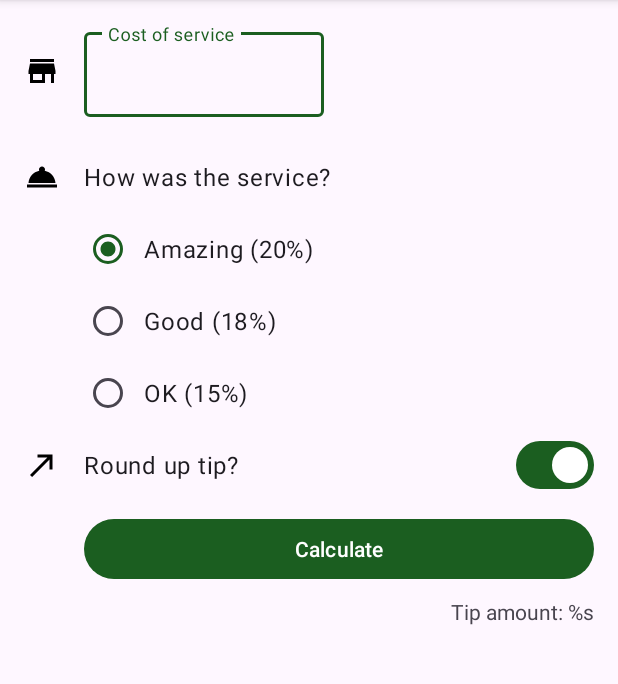
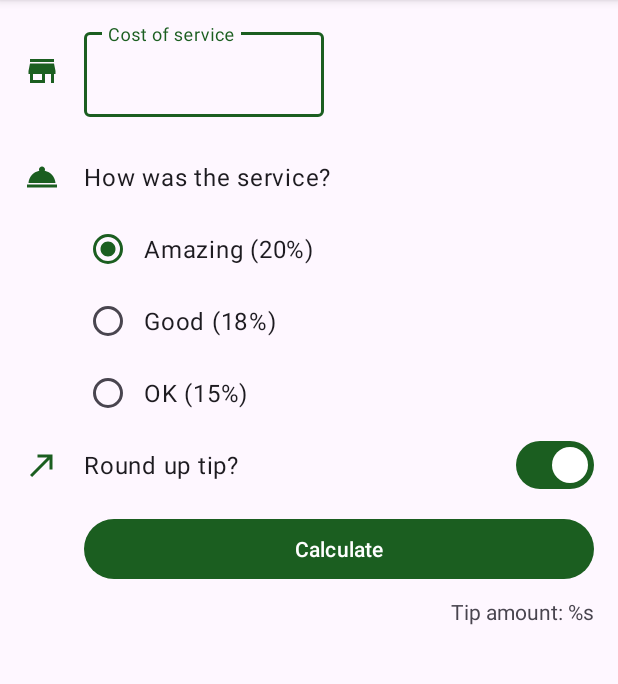
Before and after one commit to Daud94/Tip-Calculator, an Android app: the screen it shows after launch (MainActivity), on a phone screen of 412 x 824 dp, the part 96-780 px from its top. Run offline under Robolectric (Android 15) with nearby library versions, the phone set to English and light mode, and no system bars; 4 statements that could not run were skipped.

Commit message:
completed add

```diff
--- a/app/src/main/res/drawable/ic_round_up.xml
+++ b/app/src/main/res/drawable/ic_round_up.xml
@@ -1,5 +1,10 @@
-<vector android:height="24dp" android:tint="#000000"
-    android:viewportHeight="24" android:viewportWidth="24"
-    android:width="24dp" xmlns:android="http://schemas.android.com/apk/res/android">
-    <path android:fillColor="@android:color/white" android:pathData="M9,5v2h6.59L4,18.59 5.41,20 17,8.41V15h2V5z"/>
+<vector xmlns:android="http://schemas.android.com/apk/res/android"
+    android:width="24dp"
+    android:height="24dp"
+    android:tint="?attr/colorPrimary"
+    android:viewportWidth="24"
+    android:viewportHeight="24">
+    <path
+        android:fillColor="@android:color/white"
+        android:pathData="M9,5v2h6.59L4,18.59 5.41,20 17,8.41V15h2V5z" />
 </vector>
--- a/app/src/main/res/drawable/ic_service.xml
+++ b/app/src/main/res/drawable/ic_service.xml
@@ -1,5 +1,10 @@
-<vector android:height="24dp" android:tint="#000000"
-    android:viewportHeight="24" android:viewportWidth="24"
-    android:width="24dp" xmlns:android="http://schemas.android.com/apk/res/android">
-    <path android:fillColor="@android:color/white" android:pathData="M2,17h20v2L2,19zM13.84,7.79c0.1,-0.24 0.16,-0.51 0.16,-0.79 0,-1.1 -0.9,-2 -2,-2s-2,0.9 -2,2c0,0.28 0.06,0.55 0.16,0.79C6.25,8.6 3.27,11.93 3,16h18c-0.27,-4.07 -3.25,-7.4 -7.16,-8.21z"/>
+<vector xmlns:android="http://schemas.android.com/apk/res/android"
+    android:width="24dp"
+    android:height="24dp"
+    android:tint="?attr/colorPrimary"
+    android:viewportWidth="24"
+    android:viewportHeight="24">
+    <path
+        android:fillColor="@android:color/white"
+        android:pathData="M2,17h20v2L2,19zM13.84,7.79c0.1,-0.24 0.16,-0.51 0.16,-0.79 0,-1.1 -0.9,-2 -2,-2s-2,0.9 -2,2c0,0.28 0.06,0.55 0.16,0.79C6.25,8.6 3.27,11.93 3,16h18c-0.27,-4.07 -3.25,-7.4 -7.16,-8.21z" />
 </vector>
--- a/app/src/main/res/drawable/ic_store.xml
+++ b/app/src/main/res/drawable/ic_store.xml
@@ -1,5 +1,10 @@
-<vector android:height="24dp" android:tint="#000000"
-    android:viewportHeight="24" android:viewportWidth="24"
-    android:width="24dp" xmlns:android="http://schemas.android.com/apk/res/android">
-    <path android:fillColor="@android:color/white" android:pathData="M20,4L4,4v2h16L20,4zM21,14v-2l-1,-5L4,7l-1,5v2h1v6h10v-6h4v6h2v-6h1zM12,18L6,18v-4h6v4z"/>
+<vector xmlns:android="http://schemas.android.com/apk/res/android"
+    android:width="24dp"
+    android:height="24dp"
+    android:tint="?attr/colorPrimary"
+    android:viewportWidth="24"
+    android:viewportHeight="24">
+    <path
+        android:fillColor="@android:color/white"
+        android:pathData="M20,4L4,4v2h16L20,4zM21,14v-2l-1,-5L4,7l-1,5v2h1v6h10v-6h4v6h2v-6h1zM12,18L6,18v-4h6v4z" />
 </vector>
```
Also changed, not shown: 2 other files.
